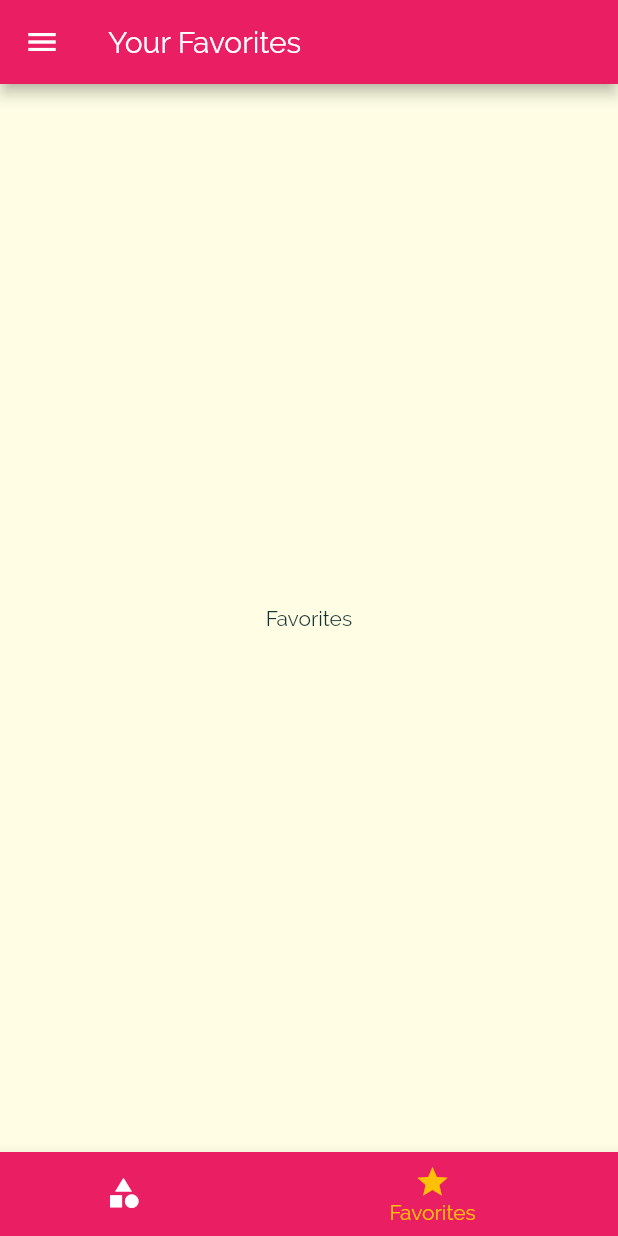
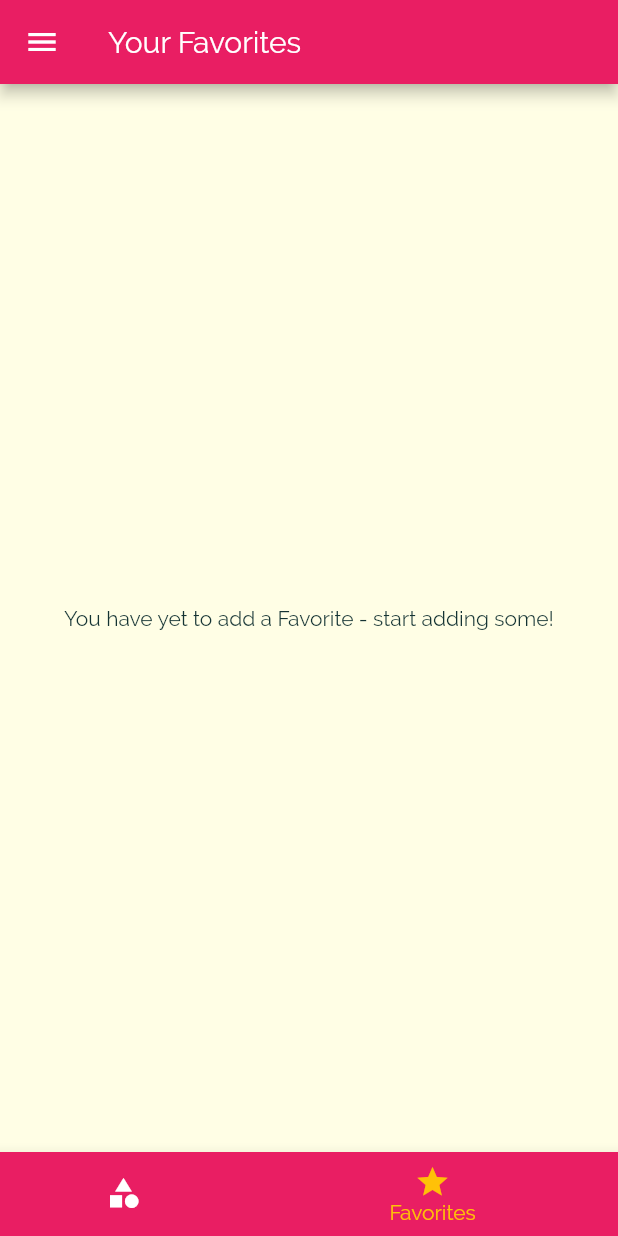
Before and after one commit to Twistedben/Recipes-app, a Flutter app: the screen it shows after launch, item 2 of the bottom bar chosen, on a phone screen of 412 x 824 dp. Run offline on Flutter 3.47's test engine with Material 2 defaults, Android fonts, the phone set to English and light mode, and no system bars.

Commit message:
Added in favoriting meals. Updated readme with screenshots.

```diff
--- a/lib/main.dart
+++ b/lib/main.dart
@@ -27,6 +27,8 @@ class _MyAppState extends State<MyApp> {
   // To set a default list of meals
   List<Meal> _availableMeals = DUMMY_MEALS;
 
+  List<Meal> _favoriteMeals = [];
+
   // Called inside the filters_screen
   void _setFilters(Map<String, bool> filterData) {
     setState(() {
@@ -49,6 +51,32 @@ class _MyAppState extends State<MyApp> {
     });
   }
 
+  // MEthod Add and remove to favotires. Add it if it isn't already in _favoriteMeals, remove it if it is there.
+  void _toggleFavorite(String mealId) {
+    final existingIndex = _favoriteMeals.indexWhere((meal) =>
+        meal.id ==
+        mealId); // If a match is made, existingIndex goes to up, if nothing is found, goes to -1.
+    if (existingIndex >= 0) {
+      setState(() {
+        _favoriteMeals.removeAt(
+            existingIndex); // Takes the index of the element to be removed and removes it from favorites.
+      });
+    } else {
+      setState(() {
+        _favoriteMeals.add(
+          DUMMY_MEALS.firstWhere((meal) =>
+              meal.id ==
+              mealId), // Finds the first matching and adds it to favotires.
+        );
+      });
+    }
+  }
+
+  bool _isMealFavorite(String id) {
+    return _favoriteMeals.any((meal) =>
+        meal.id ==
+        id); // Returns true if any element is found true and will stop once found.
+  }
 
   @override
   Widget build(BuildContext context) {
@@ -74,10 +102,14 @@ class _MyAppState extends State<MyApp> {
             ),
       ),
       initialRoute: '/',
-      routes: {   // Sets up named routes
-        '/': (ctx) => TabsScreen(), // sets Home
-        CategoryMealsScreen.routeName: (ctx) => CategoryMealsScreen(_availableMeals),
-        MealDetailScreen.routeName: (ctx) => MealDetailScreen(),
+      routes: {
+        // Sets up named routes
+        '/': (ctx) => TabsScreen(
+            _favoriteMeals), // sets Home. Forwards empty favoriteMeals defined above, to tabs screen, which then forwards it to favorites screen
+        CategoryMealsScreen.routeName: (ctx) =>
+            CategoryMealsScreen(_availableMeals),
+        MealDetailScreen.routeName: (ctx) =>
+            MealDetailScreen(_toggleFavorite, _isMealFavorite),
         FiltersScreen.routeName: (ctx) => FiltersScreen(_setFilters, _filters),
       },
       // Below - Gets called if a named route is sent but doesn't exist. Settings allows access to the intended route like if settings.name == '' to return different route pages. Can also be usefule for dynamically generated pages.
--- a/lib/screens/favorites_screen.dart
+++ b/lib/screens/favorites_screen.dart
@@ -1,10 +1,34 @@
 import 'package:flutter/material.dart';
 
+import '../models/meal.dart';
+import '../widgets/meal_item.dart';
+
+
 class FavoritesScreen extends StatelessWidget {
+  final List<Meal> favoriteMeals;
+
+  FavoritesScreen(this.favoriteMeals);
   @override
   Widget build(BuildContext context) {
-    return Center(
-      child: Text("Favorites"),
-    );
+    if (favoriteMeals.isEmpty) {
+      return Center(
+        child: Text("You have yet to add a Favorite - start adding some!"),
+      );
+    } else {
+      return ListView.builder(
+        itemBuilder: (ctx, index) {
+          return MealItem(
+            id: favoriteMeals[index].id,
+            title: favoriteMeals[index].title,
+            imageUrl: favoriteMeals[index].imageUrl,
+            duration: favoriteMeals[index].duration,
+            affordability: favoriteMeals[index].affordability,
+            complexity: favoriteMeals[index].complexity,
+          );
+        },
+        itemCount: favoriteMeals.length,
+      );
+    }
+
   }
 }
--- a/lib/screens/tabs_screen.dart
+++ b/lib/screens/tabs_screen.dart
@@ -3,22 +3,30 @@ import 'package:flutter/material.dart';
 import './favorites_screen.dart';
 import './categories_screen.dart';
 import '../widgets/main_drawer.dart';
+import '../models/meal.dart';
 
 class TabsScreen extends StatefulWidget {
+  final List<Meal> favoriteMeals;
+
+  TabsScreen(this.favoriteMeals);
   @override
   _TabsScreenState createState() => _TabsScreenState();
 }
 
 class _TabsScreenState extends State<TabsScreen> {
   // Called in body dependent on what index was passed
-  final List<Map<String, Object>> _pages = [
-    {'page': CategoriesScreen(), 'title': 'Categories'},
-    {'page': FavoritesScreen(), 'title': 'Your Favorites'}
-    // Here you could use action buttons to modify the appbar like adding to favorites now that it's selected, etc.
-  ];
+  List<Map<String, Object>> _pages; // Pages is not assigned here since widget is not available at this point (during class initilization, cannot refer to other properties), but would be during initState, so it's set below in initState()
 
   int _selectedPageIndex = 0;
-
+  @override
+  void initState() {
+    super.initState();
+    _pages = [
+      {'page': CategoriesScreen(), 'title': 'Categories'},
+      {'page': FavoritesScreen(widget.favoriteMeals), 'title': 'Your Favorites'}
+    // Here you could use action buttons to modify the appbar like adding to favorites now that it's selected, etc.
+    ];
+  }
   // Method for ontap tab
   void _selectPage(int index) {
     setState(() {
--- a/lib/widgets/meal_item.dart
+++ b/lib/widgets/meal_item.dart
@@ -8,7 +8,7 @@ class MealItem extends StatelessWidget {
   final int duration;
   final Complexity complexity;
   final Affordability affordability;
-  final Function removeItem;
+  // final Function removeItem;
 
   MealItem({
     @required this.id,
@@ -17,7 +17,7 @@ class MealItem extends StatelessWidget {
     @required this.affordability,
     @required this.complexity,
     @required this.duration,
-    @required this.removeItem,
+    // @required this.removeItem,
   });
   // Getter for enum complexity
   String get complexityText {
@@ -59,7 +59,7 @@ class MealItem extends StatelessWidget {
       arguments: id,
     ).then((result) {
       if (result != null) {
-        removeItem(result);
+       // removeItem(result);
       }
     });
   }
```
Also changed, not shown: lib/screens/category_meals_screen.dart (+5 -6 lines), lib/screens/meal_detail_screen.dart (+7 -2 lines), 7 other files.
